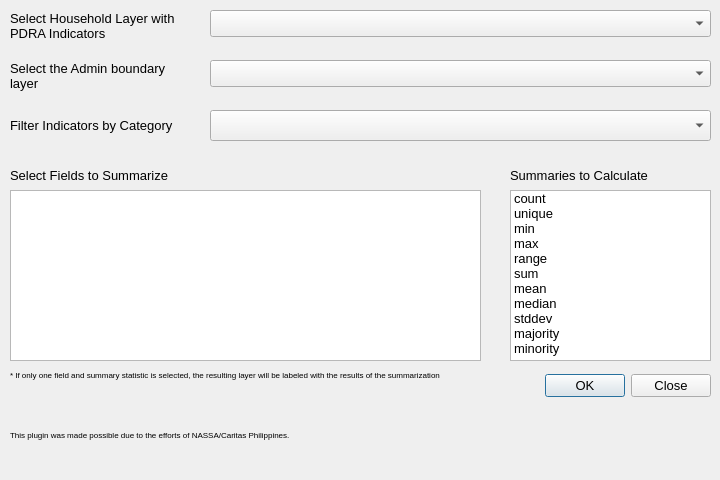
This is caritas_pdra_statistics_dialog_ui.ui in benhur07b/caritaspdra as Qt 5 draws it before an edit. The edited form follows.
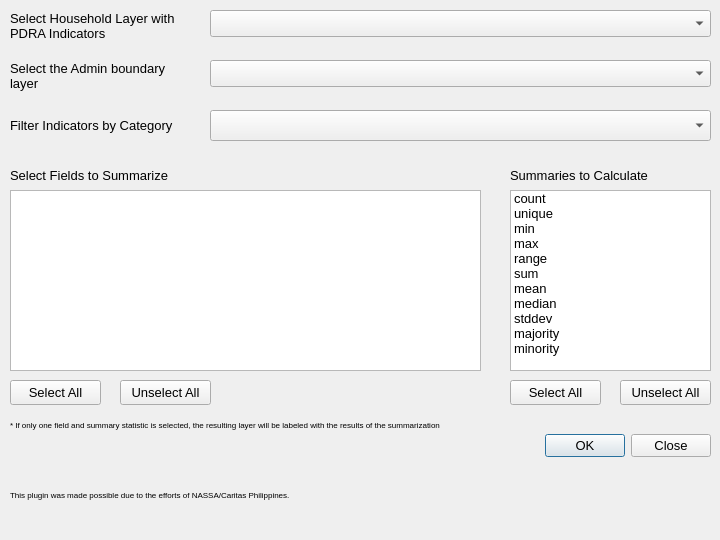
This is the edited form. Icons and pictures are not drawn. Custom widgets are drawn as their Qt base class.

Patch:
```diff
--- a/caritas_pdra_statistics_dialog_ui.ui
+++ b/caritas_pdra_statistics_dialog_ui.ui
@@ -7,7 +7,7 @@
     <x>0</x>
     <y>0</y>
     <width>720</width>
-    <height>480</height>
+    <height>540</height>
    </rect>
   </property>
   <property name="sizePolicy">
@@ -19,13 +19,13 @@
   <property name="minimumSize">
    <size>
     <width>720</width>
-    <height>480</height>
+    <height>540</height>
    </size>
   </property>
   <property name="maximumSize">
    <size>
     <width>720</width>
-    <height>480</height>
+    <height>540</height>
    </size>
   </property>
   <property name="font">
@@ -47,7 +47,7 @@
    <property name="geometry">
     <rect>
      <x>10</x>
-     <y>410</y>
+     <y>470</y>
      <width>321</width>
      <height>51</height>
     </rect>
@@ -83,7 +83,7 @@
    <property name="geometry">
     <rect>
      <x>640</x>
-     <y>410</y>
+     <y>470</y>
      <width>71</width>
      <height>51</height>
     </rect>
@@ -99,7 +99,7 @@
    <property name="geometry">
     <rect>
      <x>540</x>
-     <y>370</y>
+     <y>430</y>
      <width>171</width>
      <height>31</height>
     </rect>
@@ -253,7 +253,7 @@
      <x>510</x>
      <y>190</y>
      <width>201</width>
-     <height>171</height>
+     <height>181</height>
     </rect>
    </property>
    <property name="toolTip">
@@ -369,7 +369,7 @@
      <x>10</x>
      <y>190</y>
      <width>471</width>
-     <height>171</height>
+     <height>181</height>
     </rect>
    </property>
    <property name="toolTip">
@@ -386,7 +386,7 @@
    <property name="geometry">
     <rect>
      <x>10</x>
-     <y>360</y>
+     <y>410</y>
      <width>491</width>
      <height>31</height>
     </rect>
@@ -418,6 +418,58 @@
     <number>4</number>
    </property>
   </widget>
+  <widget class="QPushButton" name="selectAllSummariesBtn">
+   <property name="geometry">
+    <rect>
+     <x>510</x>
+     <y>380</y>
+     <width>91</width>
+     <height>25</height>
+    </rect>
+   </property>
+   <property name="text">
+    <string>Select All</string>
+   </property>
+  </widget>
+  <widget class="QPushButton" name="unselectAllSummariesBtn">
+   <property name="geometry">
+    <rect>
+     <x>620</x>
+     <y>380</y>
+     <width>91</width>
+     <height>25</height>
+    </rect>
+   </property>
+   <property name="text">
+    <string>Unselect All</string>
+   </property>
+  </widget>
+  <widget class="QPushButton" name="selectAllFieldsBtn">
+   <property name="geometry">
+    <rect>
+     <x>10</x>
+     <y>380</y>
+     <width>91</width>
+     <height>25</height>
+    </rect>
+   </property>
+   <property name="text">
+    <string>Select All</string>
+   </property>
+  </widget>
+  <widget class="QPushButton" name="unselectAllFieldsBtn">
+   <property name="geometry">
+    <rect>
+     <x>120</x>
+     <y>380</y>
+     <width>91</width>
+     <height>25</height>
+    </rect>
+   </property>
+   <property name="text">
+    <string>Unselect All</string>
+   </property>
+  </widget>
  </widget>
  <customwidgets>
   <customwidget>
```
Left out of the diff: 2 changed lines with no effect on the pictures.
